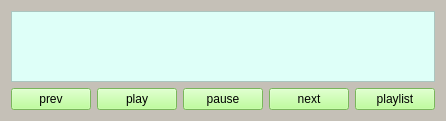
First picture: the form in music_streamer.ui, repository gurpartap007/qtmop, before the edit.
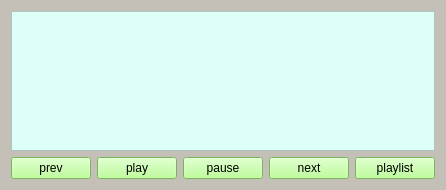
Second picture: the form after the edit.

```diff
--- a/music_streamer.ui
+++ b/music_streamer.ui
@@ -7,7 +7,7 @@
     <x>0</x>
     <y>0</y>
     <width>446</width>
-    <height>121</height>
+    <height>190</height>
    </rect>
   </property>
   <property name="windowTitle">
```
